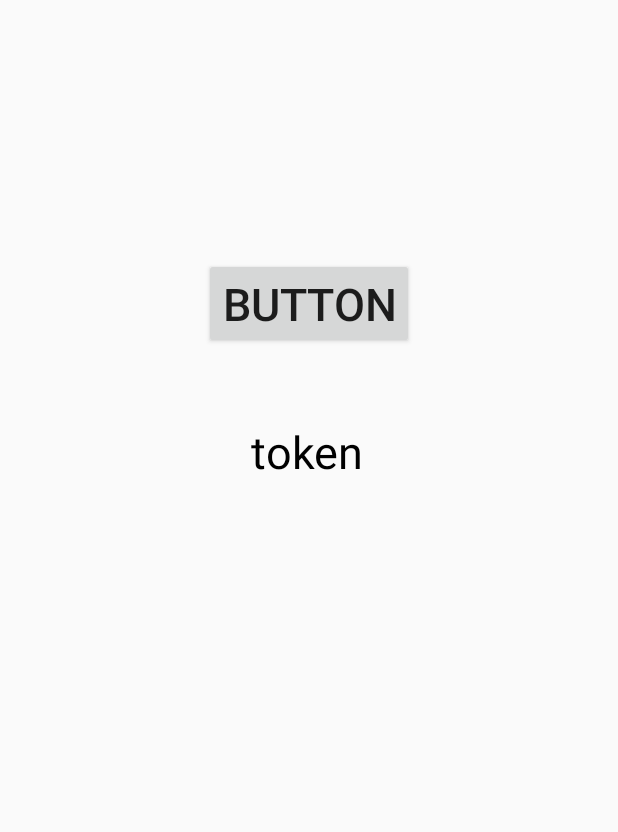
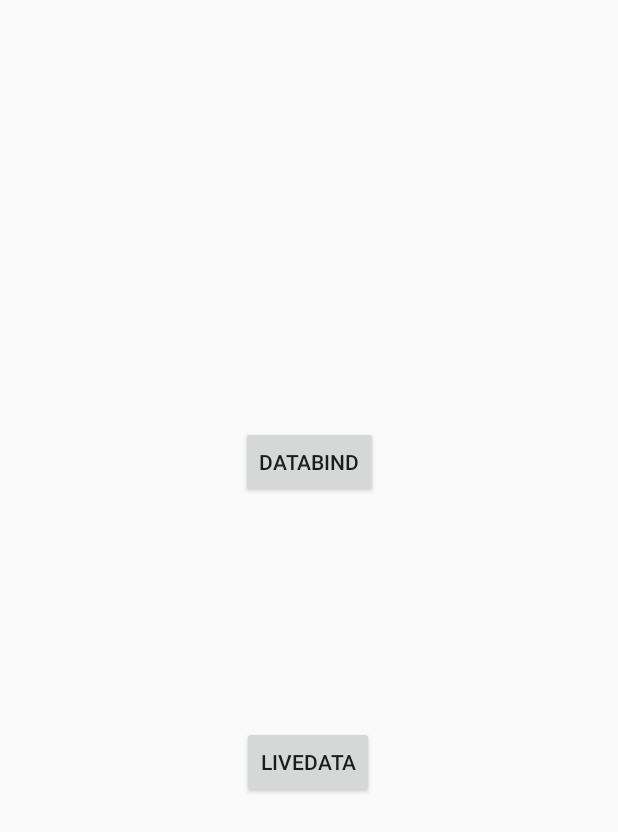
Before and after one commit to kimjjunho/etc_Study, an Android app: the screen it shows after launch (MainActivity), on a phone screen of 412 x 824 dp. Shown: the top 832 px of the screen. Run offline under Robolectric (Android 15) with nearby library versions, the phone set to English and light mode, and no system bars.

Commit message:
add::DataBinding

```diff
--- a/MVVMPractice/app/src/main/AndroidManifest.xml
+++ b/MVVMPractice/app/src/main/AndroidManifest.xml
@@ -9,8 +9,9 @@
         android:roundIcon="@mipmap/ic_launcher_round"
         android:supportsRtl="true"
         android:theme="@style/Theme.MVVMPractice">
-        <activity
-            android:name=".MainActivity">
+        <activity android:name=".bind.DataBindingActivity"></activity>
+        <activity android:name=".live.LiveDataActivity" />
+        <activity android:name=".MainActivity">
             <intent-filter>
                 <action android:name="android.intent.action.MAIN" />
 
--- a/MVVMPractice/app/src/main/res/layout/activity_main.xml
+++ b/MVVMPractice/app/src/main/res/layout/activity_main.xml
@@ -1,48 +1,32 @@
 <?xml version="1.0" encoding="utf-8"?>
-<androidx.constraintlayout.widget.ConstraintLayout xmlns:android="http://schemas.android.com/apk/res/android"
+<androidx.constraintlayout.widget.ConstraintLayout
+    xmlns:android="http://schemas.android.com/apk/res/android"
     xmlns:app="http://schemas.android.com/apk/res-auto"
     xmlns:tools="http://schemas.android.com/tools"
     android:layout_width="match_parent"
     android:layout_height="match_parent"
     tools:context=".MainActivity">
 
-    <!--화면 새로고침-->
-    <androidx.swiperefreshlayout.widget.SwipeRefreshLayout
-        android:id="@+id/refresh"
-        android:layout_width="0dp"
-        android:layout_height="0dp"
+    <Button
+        android:id="@+id/bindBtn"
+        android:layout_width="wrap_content"
+        android:layout_height="wrap_content"
+        android:layout_marginTop="284dp"
+        android:text="DataBind"
+        app:layout_constraintEnd_toEndOf="parent"
+        app:layout_constraintHorizontal_bias="0.501"
+        app:layout_constraintStart_toStartOf="parent"
+        app:layout_constraintTop_toTopOf="parent" />
+
+    <Button
+        android:id="@+id/liveBtn"
+        android:layout_width="wrap_content"
+        android:layout_height="wrap_content"
+        android:layout_marginBottom="292dp"
+        android:text="LiveData"
         app:layout_constraintBottom_toBottomOf="parent"
         app:layout_constraintEnd_toEndOf="parent"
-        app:layout_constraintStart_toStartOf="parent"
-        app:layout_constraintTop_toTopOf="parent" >
-        <androidx.constraintlayout.widget.ConstraintLayout
-            android:layout_width="match_parent"
-            android:layout_height="match_parent">
-
-            <TextView
-                android:id="@+id/text"
-                android:layout_width="wrap_content"
-                android:layout_height="wrap_content"
-                android:layout_marginTop="48dp"
-                android:text="token"
-                android:textColor="@color/black"
-                android:textSize="30dp"
-                app:layout_constraintEnd_toEndOf="parent"
-                app:layout_constraintHorizontal_bias="0.498"
-                app:layout_constraintStart_toStartOf="parent"
-                app:layout_constraintTop_toBottomOf="@+id/button" />
-
-            <Button
-                android:id="@+id/button"
-                android:layout_width="wrap_content"
-                android:layout_height="wrap_content"
-                android:layout_marginTop="172dp"
-                android:text="Button"
-                android:textSize="30dp"
-                app:layout_constraintEnd_toEndOf="parent"
-                app:layout_constraintStart_toStartOf="parent"
-                app:layout_constraintTop_toTopOf="parent" />
-        </androidx.constraintlayout.widget.ConstraintLayout>
-    </androidx.swiperefreshlayout.widget.SwipeRefreshLayout>
+        app:layout_constraintHorizontal_bias="0.498"
+        app:layout_constraintStart_toStartOf="parent" />
 
 </androidx.constraintlayout.widget.ConstraintLayout>
```
Also changed, not shown: MVVMPractice/app/build.gradle (+7 -1 lines), MVVMPractice/app/src/main/java/com/example/mvvmpractice/MainActivity.kt (+8 -11 lines), MVVMPractice/app/src/main/java/com/example/mvvmpractice/bind/DataBindingActivity.kt (added, +31 -0 lines), MVVMPractice/app/src/main/java/com/example/mvvmpractice/bind/ViewModelD.kt (added, +13 -0 lines), MVVMPractice/app/src/main/res/layout/activity_data_binding.xml (added, +44 -0 lines).
